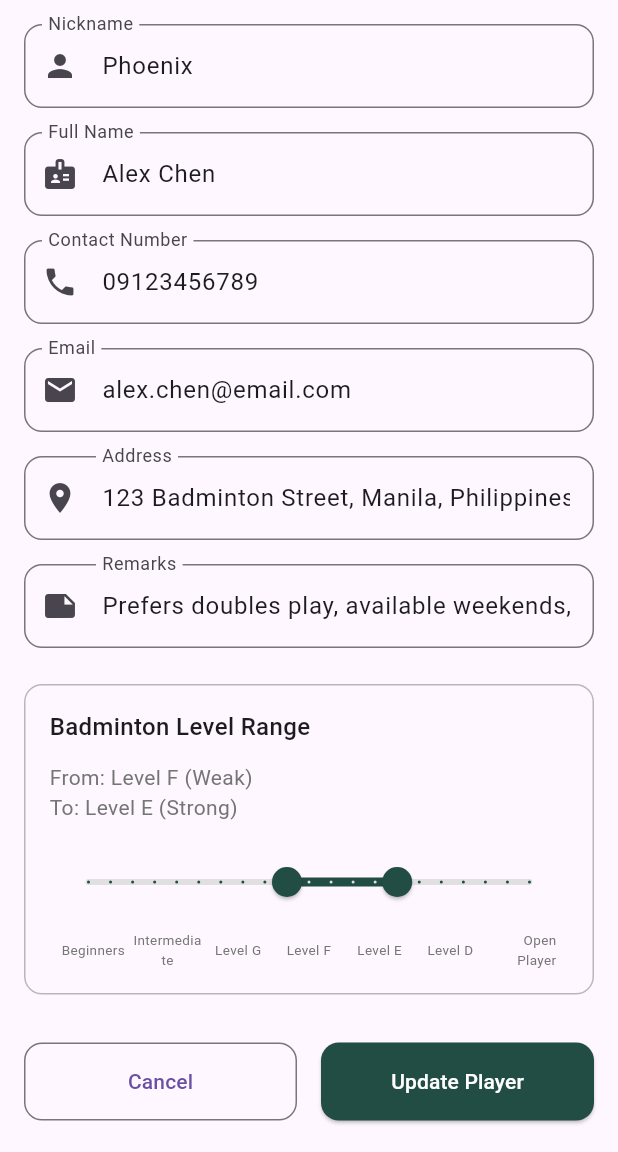
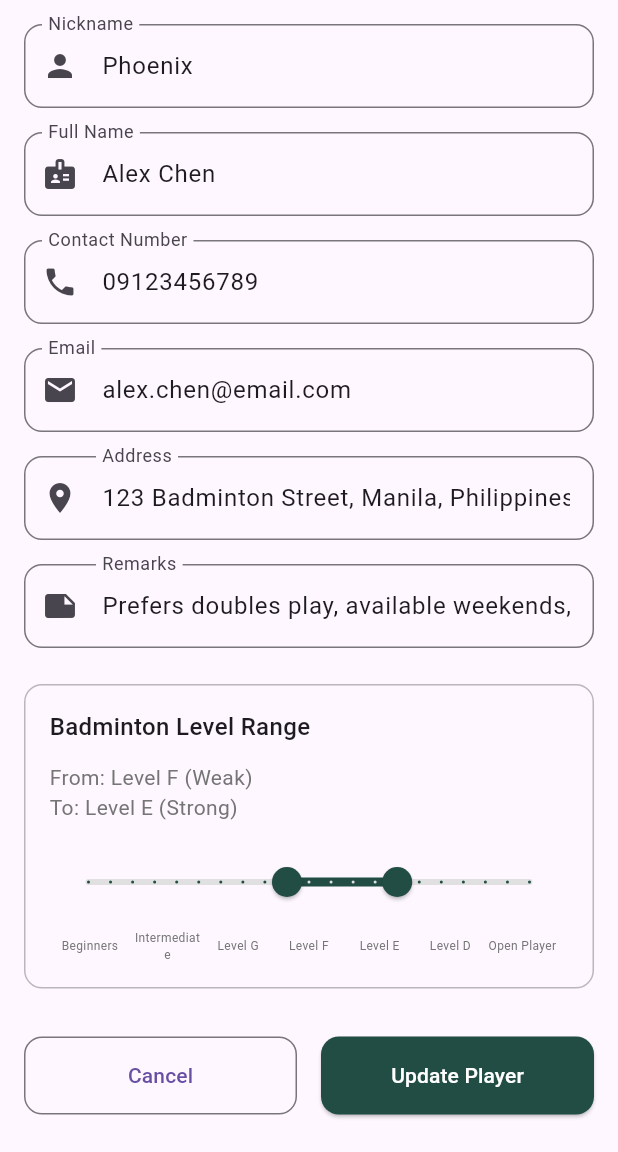
Before and after one commit to ivanjameslo/player_profiles, a Flutter app: the EditProfile screen opened directly with sample values from the repository, on a phone screen of 412 x 824 dp, the part 84-1236 px from its top. Run offline on Flutter 3.47's test engine with Material 3 defaults, Android fonts, the phone set to English and light mode, and no system bars; our stand-ins replace google_fonts.

Commit message:
change the font size in the slider

```diff
--- a/lib/edit_profile.dart
+++ b/lib/edit_profile.dart
@@ -359,7 +359,7 @@ class _EditProfileState extends State<EditProfile> {
                               'Beginners',
                               textAlign: TextAlign.start,
                               style: TextStyle(
-                                fontSize: 9,
+                                fontSize: 8,
                                 color: Colors.grey.shade600,
                               ),
                             ),
@@ -369,7 +369,7 @@ class _EditProfileState extends State<EditProfile> {
                               'Intermediate',
                               textAlign: TextAlign.center,
                               style: TextStyle(
-                                fontSize: 9,
+                                fontSize: 8,
                                 color: Colors.grey.shade600,
                               ),
                             ),
@@ -379,7 +379,7 @@ class _EditProfileState extends State<EditProfile> {
                               'Level G',
                               textAlign: TextAlign.center,
                               style: TextStyle(
-                                fontSize: 9,
+                                fontSize: 8,
                                 color: Colors.grey.shade600,
                               ),
                             ),
@@ -389,7 +389,7 @@ class _EditProfileState extends State<EditProfile> {
                               'Level F',
                               textAlign: TextAlign.center,
                               style: TextStyle(
-                                fontSize: 9,
+                                fontSize: 8,
                                 color: Colors.grey.shade600,
                               ),
                             ),
@@ -399,7 +399,7 @@ class _EditProfileState extends State<EditProfile> {
                               'Level E',
                               textAlign: TextAlign.center,
                               style: TextStyle(
-                                fontSize: 9,
+                                fontSize: 8,
                                 color: Colors.grey.shade600,
                               ),
                             ),
@@ -409,7 +409,7 @@ class _EditProfileState extends State<EditProfile> {
                               'Level D',
                               textAlign: TextAlign.center,
                               style: TextStyle(
-                                fontSize: 9,
+                                fontSize: 8,
                                 color: Colors.grey.shade600,
                               ),
                             ),
@@ -419,7 +419,7 @@ class _EditProfileState extends State<EditProfile> {
                               'Open Player',
                               textAlign: TextAlign.end,
                               style: TextStyle(
-                                fontSize: 9,
+                                fontSize: 8,
                                 color: Colors.grey.shade600,
                               ),
                             ),
```
Also changed, not shown: lib/new_profile.dart (+7 -7 lines), 1 other file.
